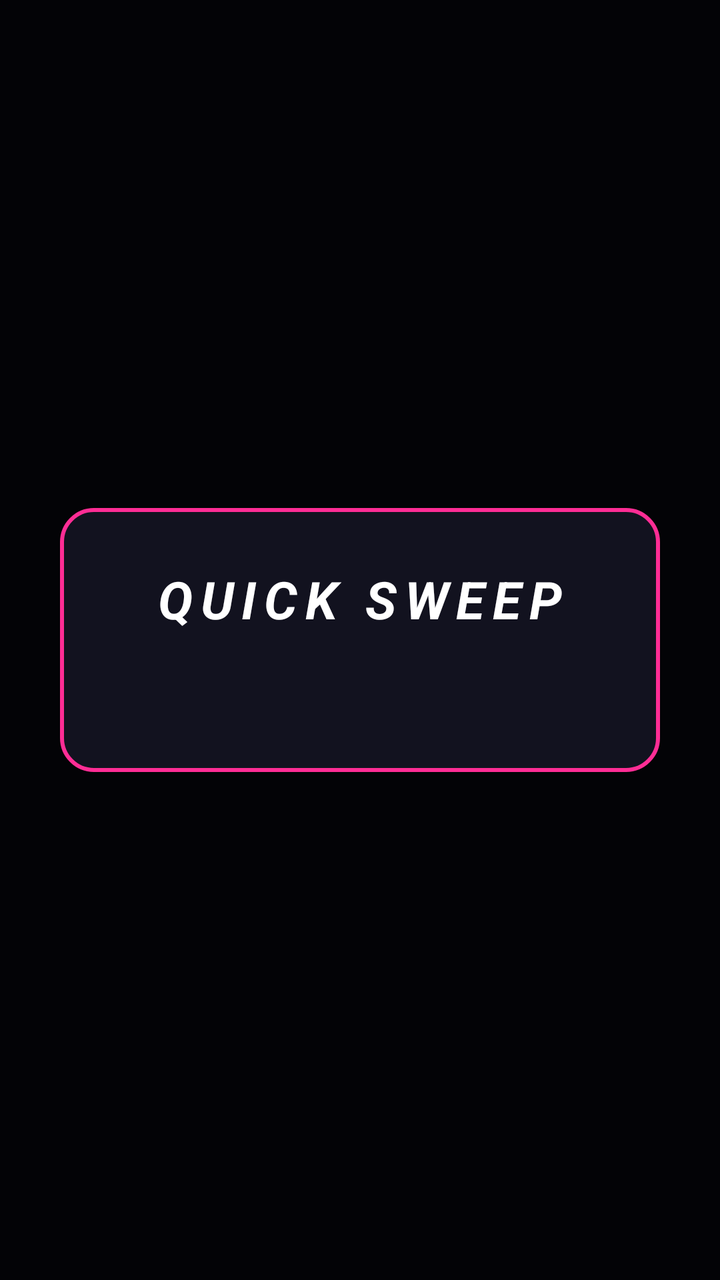
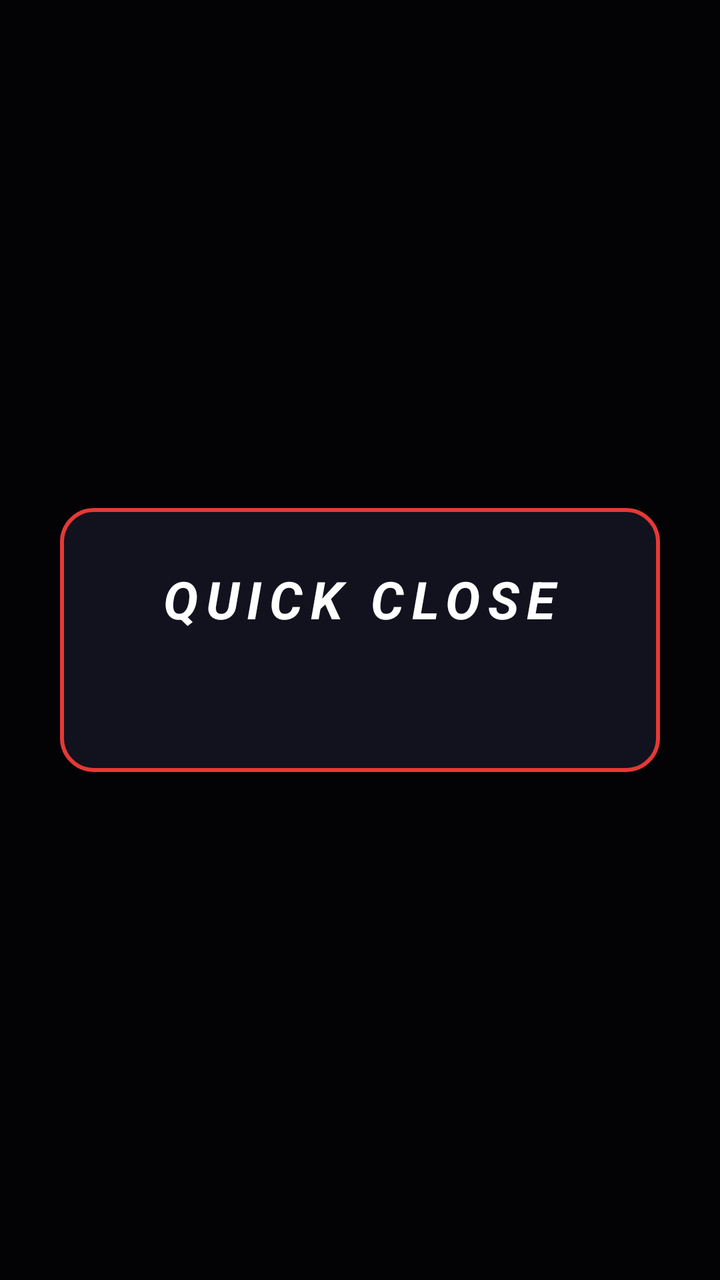

Compare the two renders of this Android layout. The source of the first and the diff that turns it into the second are given below.
<!-- AndroidManifest.xml: application theme Theme.AppSweep -->
<!-- res/layout/activity_quick.xml -->
<?xml version="1.0" encoding="utf-8"?>
<FrameLayout xmlns:android="http://schemas.android.com/apk/res/android"
    android:layout_width="match_parent"
    android:layout_height="match_parent"
    android:background="#99000000">

    <LinearLayout
        android:layout_width="wrap_content"
        android:layout_height="wrap_content"
        android:layout_gravity="center"
        android:layout_margin="24dp"
        android:background="@drawable/bg_card"
        android:gravity="center_horizontal"
        android:minWidth="300dp"
        android:orientation="vertical"
        android:padding="28dp">

        <TextView
            android:layout_width="wrap_content"
            android:layout_height="wrap_content"
            android:letterSpacing="0.15"
            android:text="QUICK SWEEP"
            android:textColor="@color/text_main"
            android:textSize="26sp"
            android:textStyle="bold|italic" />

        <TextView
            android:id="@+id/quickStatus"
            android:layout_width="wrap_content"
            android:layout_height="wrap_content"
            android:layout_marginTop="14dp"
            android:shadowColor="@color/neon_pink"
            android:shadowRadius="10"
            android:textColor="@color/neon_pink"
            android:textSize="20sp"
            android:textStyle="bold|italic" />

        <TextView
            android:id="@+id/quickResult"
            android:layout_width="wrap_content"
            android:layout_height="wrap_content"
            android:layout_marginTop="10dp"
            android:gravity="center"
            android:textColor="@color/text_main"
            android:textSize="15sp"
            android:visibility="gone" />

        <Button
            android:id="@+id/quickOpen"
            style="@style/SmallNeonButton"
            android:layout_marginTop="16dp"
            android:text="Open app"
            android:visibility="gone" />
    </LinearLayout>
</FrameLayout>
<!-- resources referenced by this layout -->
<resources>
  <color name="neon_pink">#FFFF2D95</color>
  <color name="text_main">#FFFFFFFF</color>
  <!-- drawable bg_card (drawable) -->
  <?xml version="1.0" encoding="utf-8"?>
  <shape xmlns:android="http://schemas.android.com/apk/res/android" android:shape="rectangle">
      <corners android:radius="16dp" />
      <solid android:color="@color/card" />
      <stroke android:width="2dp" android:color="@color/neon_pink" />
  </shape>
  <style name="SmallNeonButton">
          <item name="android:layout_width">wrap_content</item>
          <item name="android:layout_height">40dp</item>
          <item name="android:minWidth">48dp</item>
          <item name="android:background">@drawable/bg_small_button</item>
          <item name="android:paddingStart">14dp</item>
          <item name="android:paddingEnd">14dp</item>
          <item name="android:stateListAnimator">@null</item>
          <item name="android:textAllCaps">false</item>
          <item name="android:textColor">@color/neon_cyan</item>
          <item name="android:textSize">13sp</item>
      </style>
  <style name="Theme.AppSweep" parent="Theme.AppCompat.NoActionBar">
          <item name="android:windowBackground">@color/bg</item>
          <item name="android:statusBarColor">@color/bg</item>
          <item name="android:navigationBarColor">@color/bg</item>
          <item name="colorPrimary">@color/neon_cyan</item>
          <item name="colorPrimaryDark">@color/bg</item>
          <item name="colorAccent">@color/neon_pink</item>
          <item name="android:textColorPrimary">@color/text_main</item>
          <item name="alertDialogTheme">@style/Theme.AppSweep.Dialog</item>
      </style>
  <color name="card">#FF12121F</color>
  <!-- drawable bg_small_button (drawable) -->
  <?xml version="1.0" encoding="utf-8"?>
  <selector xmlns:android="http://schemas.android.com/apk/res/android">
      <item android:state_focused="true">
          <shape android:shape="rectangle">
              <corners android:radius="18dp" />
              <solid android:color="@color/card_focus" />
              <stroke android:width="2dp" android:color="@color/neon_cyan" />
          </shape>
      </item>
      <item android:state_pressed="true">
          <shape android:shape="rectangle">
              <corners android:radius="18dp" />
              <solid android:color="@color/card_focus" />
              <stroke android:width="2dp" android:color="@color/neon_cyan" />
          </shape>
      </item>
      <item>
          <shape android:shape="rectangle">
              <corners android:radius="18dp" />
              <solid android:color="@color/card" />
              <stroke android:width="1dp" android:color="#5500F0FF" />
          </shape>
      </item>
  </selector>
  <color name="neon_cyan">#FF00F0FF</color>
  <color name="bg">#FF07070F</color>
  <style name="Theme.AppSweep.Dialog" parent="Theme.AppCompat.Dialog.Alert">
          <item name="android:windowBackground">@drawable/bg_card</item>
          <item name="colorAccent">@color/neon_cyan</item>
          <item name="android:textColorPrimary">@color/text_main</item>
          <item name="android:textColor">@color/text_main</item>
      </style>
  <color name="card_focus">#FF1E1E36</color>
</resources>

<!-- the commit's change to res/layout/activity_quick.xml (unified diff, before → after) -->
@@ -19,7 +19,7 @@
             android:layout_width="wrap_content"
             android:layout_height="wrap_content"
             android:letterSpacing="0.15"
-            android:text="QUICK SWEEP"
+            android:text="QUICK CLOSE"
             android:textColor="@color/text_main"
             android:textSize="26sp"
             android:textStyle="bold|italic" />
@@ -29,9 +29,7 @@
             android:layout_width="wrap_content"
             android:layout_height="wrap_content"
             android:layout_marginTop="14dp"
-            android:shadowColor="@color/neon_pink"
-            android:shadowRadius="10"
-            android:textColor="@color/neon_pink"
+            android:textColor="@color/text_main"
             android:textSize="20sp"
             android:textStyle="bold|italic" />
 
<!-- resource entries referenced after the edit -->
@@ -1,6 +1,6 @@
 <!-- resources referenced by this layout -->
 <resources>
-  <color name="neon_pink">#FFFF2D95</color>
+  <color name="neon_pink">#FFE53935</color>
   <color name="text_main">#FFFFFFFF</color>
   <!-- drawable bg_card (drawable) -->
   <?xml version="1.0" encoding="utf-8"?>
@@ -57,7 +57,7 @@
           </shape>
       </item>
   </selector>
-  <color name="neon_cyan">#FF00F0FF</color>
+  <color name="neon_cyan">#FFFFFFFF</color>
   <color name="bg">#FF07070F</color>
   <style name="Theme.AppSweep.Dialog" parent="Theme.AppCompat.Dialog.Alert">
           <item name="android:windowBackground">@drawable/bg_card</item>
